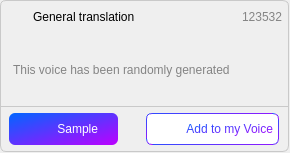
The window that widget/Setting/SoundBot/WVoicelibWidget.ui (yechaoGitHub/AI) describes before a commit, drawn with Qt 5.
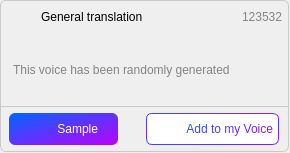
The same window after the commit. Icons and pictures are not drawn.

```diff
--- a/widget/Setting/SoundBot/WVoicelibWidget.ui
+++ b/widget/Setting/SoundBot/WVoicelibWidget.ui
@@ -208,6 +208,12 @@
              </property>
              <item>
               <widget class="QLabel" name="lb_1">
+               <property name="minimumSize">
+                <size>
+                 <width>15</width>
+                 <height>0</height>
+                </size>
+               </property>
                <property name="maximumSize">
                 <size>
                  <width>15</width>
```
Left out of the diff: 2 changed lines with no effect on the pictures.
